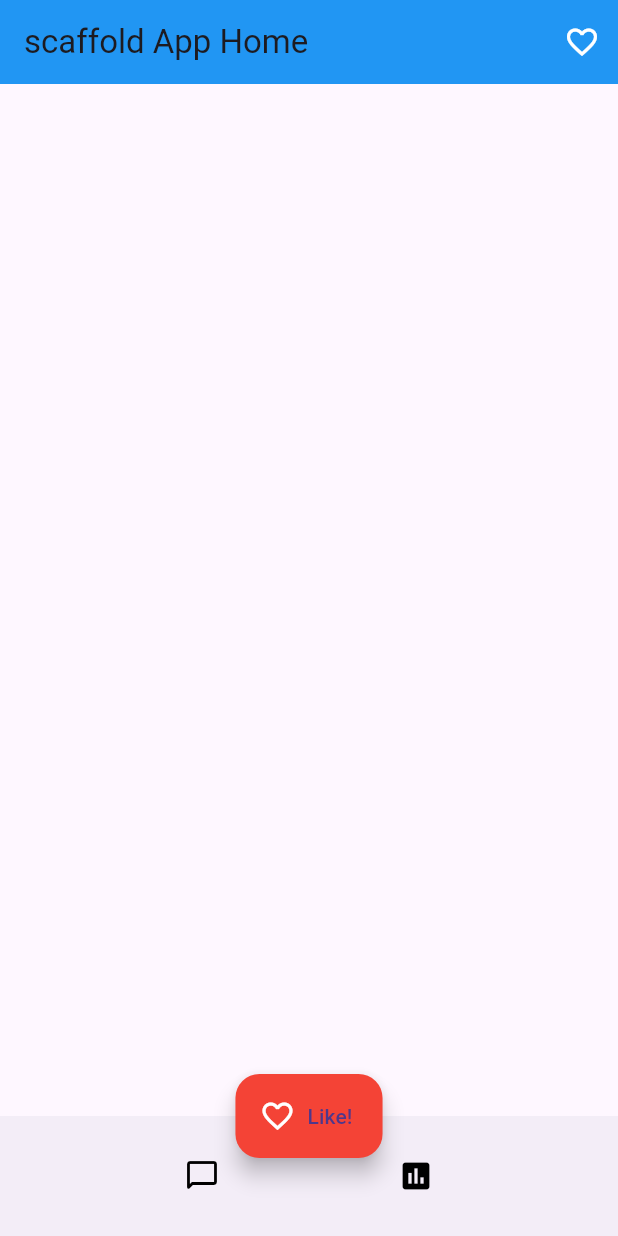
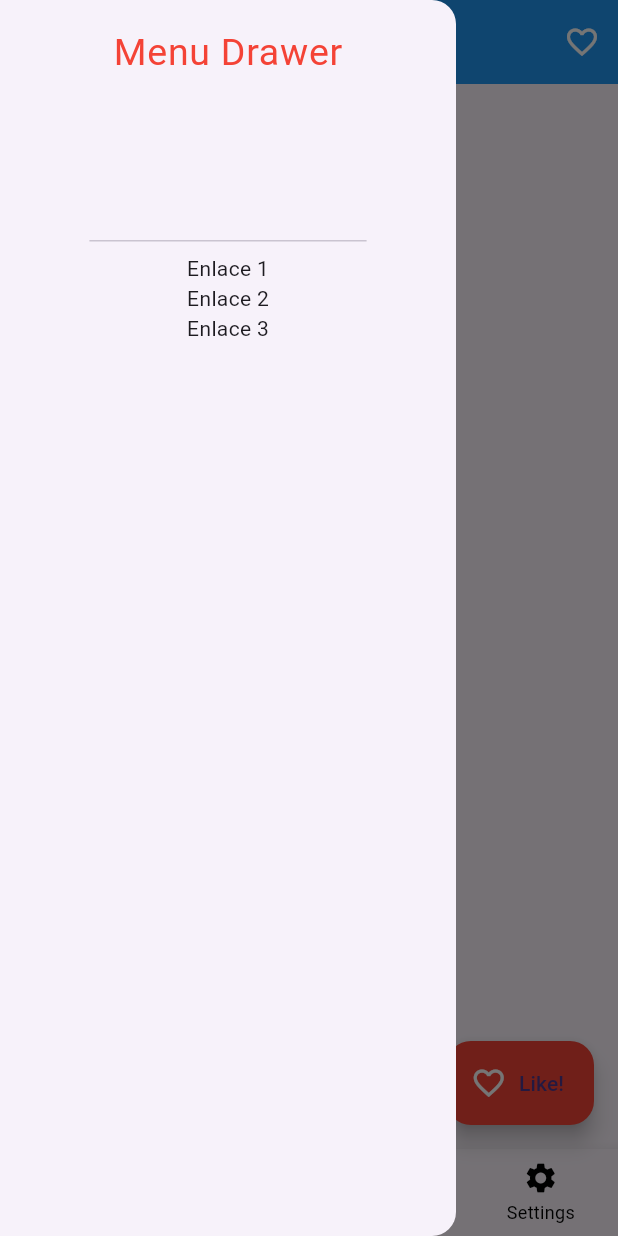
Before and after one commit to jesusmfb07/financial-application, a Flutter app: the screen it shows after launch, with the side drawer open (before the commit the screen has no drawer), on a phone screen of 412 x 824 dp. Run offline on Flutter 3.47's test engine with Material 3 defaults, Android fonts, the phone set to English and light mode, and no system bars.

Commit message:
feat: implementing navigation bar

```diff
--- a/lib/main.dart
+++ b/lib/main.dart
@@ -1,36 +1,40 @@
 import 'package:flutter/material.dart';
 
-void main(){
+void main() {
   runApp(MyApp());
 }
 
 class MyApp extends StatelessWidget {
   @override
   Widget build(BuildContext context) {
-
-    // final ThemeData theme = ThemeData(
-    //   scaffoldBackgroundColor: Colors.blue,
-    // );
     return MaterialApp(
       title: 'scaffoldApp',
       debugShowCheckedModeBanner: false,
-      // theme:theme,
       home: MyHomePage(title: 'scaffold App Home'),
     );
   }
 }
+
 class MyHomePage extends StatefulWidget {
   MyHomePage({Key? key, this.title}) : super(key: key);
 
   final String? title;
+
   @override
   _MyHomePageState createState() => _MyHomePageState();
-
 }
 
 class _MyHomePageState extends State<MyHomePage> {
-  Icon _corazon = Icon(Icons.favorite_border, color:Colors.white);
+  Icon _corazon = Icon(Icons.favorite_border, color: Colors.white);
   bool _liked = false;
+  int _selectedIndex = 0;
+  String textToDisplay = '0 : Home';
+
+  void _onItemTapped(int index) {
+    setState(() {
+      _selectedIndex = index;
+    });
+  }
 
   @override
   Widget build(BuildContext context) {
@@ -40,51 +44,109 @@ class _MyHomePageState extends State<MyHomePage> {
         title: Text(widget.title!),
         actions: [
           IconButton(
-                onPressed:_likedChange,
+            onPressed: _likedChange,
             icon: _corazon,
           )
-          ]
+        ],
+      ),
+      drawer: Drawer(
+        child: Column(
+          children: const [
+            DrawerHeader(
+              child: Text(
+                'Menu Drawer',
+                style: TextStyle(
+                  color: Colors.red,
+                  fontSize: 25,
+                ),
+              ),
+            ),
+            Text('Enlace 1'),
+            Text('Enlace 2'),
+            Text('Enlace 3'),
+          ],
+        ),
+      ),
+      body: Center(
+        child: Column(
+          mainAxisAlignment: MainAxisAlignment.center,
+          children: [
+            Text(
+              textToDisplay,
+              style: TextStyle(
+                color: Colors.red,
+                fontSize: 25,
+              ),
+            ),
+          ],
+        ),
       ),
       floatingActionButton: FloatingActionButton.extended(
-        onPressed: (){_likedChange();},
+        onPressed: _likedChange,
         backgroundColor: Colors.red,
         icon: _corazon,
-        label: Text('Like!'),
+        label: const Text('Like!'),
       ),
-      floatingActionButtonLocation: FloatingActionButtonLocation.centerDocked,
-      bottomNavigationBar: BottomAppBar(
-        child: Container(
-          height: 50,
-          child:Row(
-            mainAxisAlignment: MainAxisAlignment.spaceEvenly,
-            children: [
-              IconButton(
-                  onPressed: null,
-                  icon: Icon(Icons.chat_bubble_outline_rounded,color:Colors.black),
-                  // text:Text('Chats', style: TextStyle(color: Colors.black)),),
+      bottomNavigationBar: BottomNavigationBar(
+        type: BottomNavigationBarType.fixed,
+        items: const [
+          BottomNavigationBarItem(
+            icon: Icon(Icons.chat_bubble_outline_rounded),
+            label: 'Chats',
           ),
-              IconButton(
-                onPressed: null,
-                icon: Icon(Icons.insert_chart,color:Colors.black),
-                // text:Text('Chats', style: TextStyle(color: Colors.black)),),
+          BottomNavigationBarItem(
+            icon: Icon(Icons.list_alt),
+            label: 'Reportes',
           ),
-
+          BottomNavigationBarItem(
+            icon: Icon(Icons.calendar_today),
+            label: 'Calendario',
+          ),
+          BottomNavigationBarItem(
+            icon: Icon(Icons.settings),
+            label: 'Settings',
+          ),
         ],
-          )
-        )
-
+        currentIndex: _selectedIndex,
+        selectedItemColor: Colors.black,
+        unselectedItemColor: Colors.black,
+        onTap: _onItemPressed,
       ),
     );
   }
-  void _likedChange(){
+
+  void _likedChange() {
     setState(() {
-      if(_liked){
-        _corazon = Icon(Icons.favorite_border, color:Colors.white);
+      if (_liked) {
+        _corazon = Icon(Icons.favorite_border, color: Colors.white);
         _liked = false;
-      }else{
-        _corazon = Icon(Icons.favorite, color:Colors.red);
+      } else {
+        _corazon = Icon(Icons.favorite, color: Colors.red);
         _liked = true;
-      }});
+      }
+    });
+  }
 
+  void _onItemPressed(int index) {
+    setState(() {
+      _selectedIndex = index;
+      switch(_selectedIndex)  {
+        case 0:
+          textToDisplay = '$_selectedIndex : Home';
+          break;
+        case 1:
+          textToDisplay = '1 : Reports';
+          break;
+        case 2:
+          textToDisplay = '2 : Calendar';
+          break;
+        case 3:
+          textToDisplay = '3 : Settings';
+          break;
+        default:
+          textToDisplay = '0 : Home';
+          break;
+      }
+    });
   }
 }
```
Lines whose indentation alone changed are shown as unchanged.
